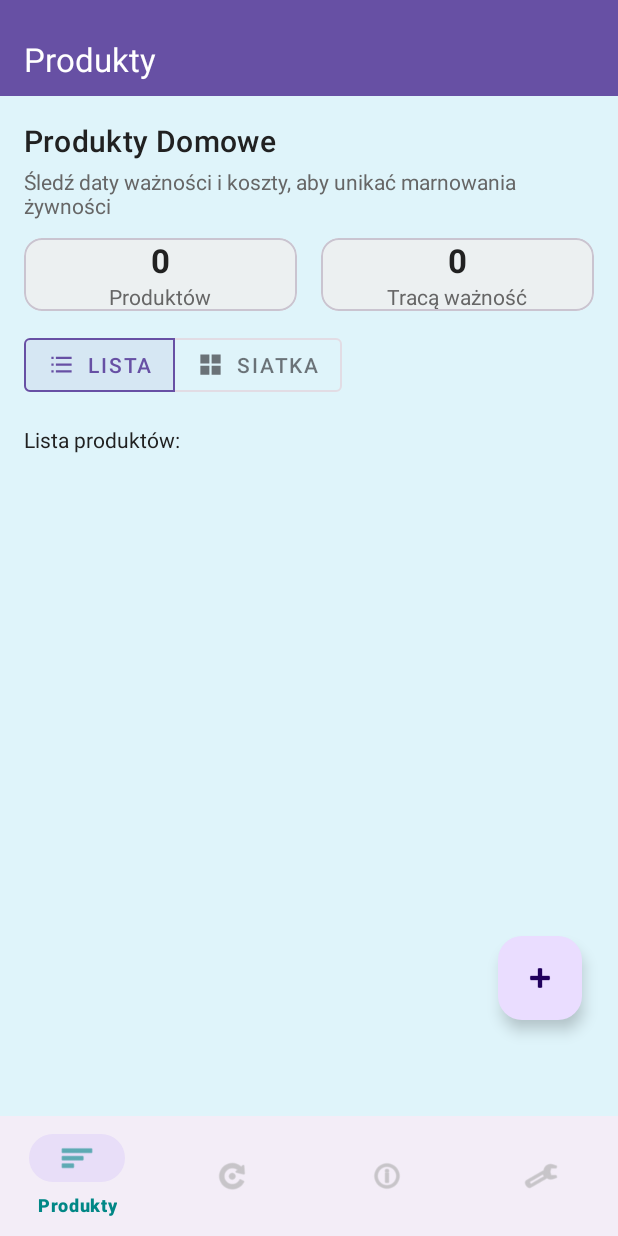
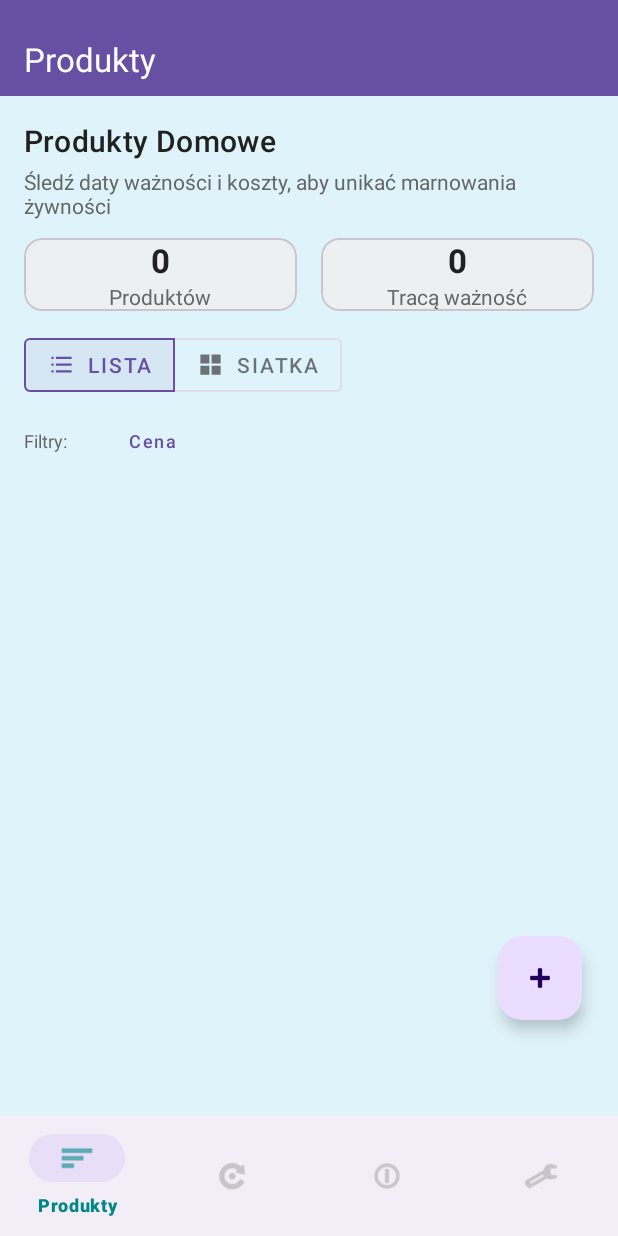
Before and after one commit to Halcik/Asystent_Ekologiczny, an Android app: the screen it shows after launch (MainActivity), on a phone screen of 412 x 824 dp. Run offline under Robolectric (Android 15) with nearby library versions, the phone set to English and light mode, and no system bars.

Commit message:
Adding filter product by price

```diff
--- a/app/src/main/java/com/example/asystent_ekologiczny/ProductsFragment.java
+++ b/app/src/main/java/com/example/asystent_ekologiczny/ProductsFragment.java
@@ -15,6 +15,7 @@ import androidx.recyclerview.widget.LinearLayoutManager;
 import androidx.recyclerview.widget.RecyclerView;
 
 import com.google.android.material.button.MaterialButtonToggleGroup;
+import com.google.android.material.button.MaterialButton; // dodane
 import com.google.android.material.floatingactionbutton.FloatingActionButton;
 import com.google.android.material.bottomnavigation.BottomNavigationView;
 
@@ -28,6 +29,8 @@ import java.util.Locale;
 public class ProductsFragment extends Fragment {
     public static final String TAG = "ProductsFragment";
     private static final String KEY_GRID = "grid_mode";
+    private static final String KEY_SORT_ACTIVE = "sort_active";
+    private static final String KEY_SORT_ASC = "sort_asc";
 
     private ProductDbHelper dbHelper;
     private RecyclerView recyclerView;
@@ -41,11 +44,20 @@ public class ProductsFragment extends Fragment {
     private boolean suppressNextFullReload = false; // flaga pomijająca pełne odświeżenie po dodaniu
     private int totalCount = 0; // nowe liczniki
     private int expiringCount = 0;
+    private boolean priceSortActive = false; // czy aktywne sortowanie po cenie
+    private boolean priceSortAscending = true; // kierunek sortowania
+    private MaterialButton btnSortPrice; // przycisk sortowania
 
     @Nullable
     @Override
     public View onCreateView(@NonNull LayoutInflater inflater, @Nullable ViewGroup container, @Nullable Bundle savedInstanceState) {
         return inflater.inflate(R.layout.fragment_products, container, false);
+    }
+
+    @Override
+    public void onCreate(@Nullable Bundle savedInstanceState) {
+        super.onCreate(savedInstanceState);
+        // usunięto setHasOptionsMenu – sortowanie przeniesione do przycisku w layoucie
     }
 
     @Override
@@ -62,6 +74,8 @@ public class ProductsFragment extends Fragment {
 
         if (savedInstanceState != null) {
             isGrid = savedInstanceState.getBoolean(KEY_GRID, false);
+            priceSortActive = savedInstanceState.getBoolean(KEY_SORT_ACTIVE, false);
+            priceSortAscending = savedInstanceState.getBoolean(KEY_SORT_ASC, true);
         }
         applyLayoutManager();
         adapter = new ProductAdapter((FragmentActivity) requireActivity(), new java.util.ArrayList<>());
@@ -87,9 +101,33 @@ public class ProductsFragment extends Fragment {
                         isGrid = newGrid;
                         applyLayoutManager();
                         adapter.setGridMode(isGrid);
-                        requireActivity().invalidateOptionsMenu();
+                        // usunięto invalidateOptionsMenu
                     }
                 }
+            });
+        }
+        btnSortPrice = view.findViewById(R.id.btn_sort_price);
+        if (btnSortPrice != null) {
+            updateSortButtonUi();
+            btnSortPrice.setOnClickListener(v -> {
+                if (!priceSortActive) {
+                    priceSortActive = true; // pierwsze kliknięcie – aktywuj sortowanie rosnące
+                    priceSortAscending = true;
+                } else {
+                    priceSortAscending = !priceSortAscending; // kolejne kliknięcia zmieniają kierunek
+                }
+                if (adapter != null) adapter.sortByPrice(priceSortAscending);
+                updateSortButtonUi();
+            });
+            btnSortPrice.setOnLongClickListener(v -> {
+                // Dodatkowo: długie przytrzymanie wyłącza sortowanie (opcjonalne ułatwienie)
+                if (priceSortActive) {
+                    priceSortActive = false;
+                    priceSortAscending = true; // reset kierunku
+                    loadProducts(); // załaduj w oryginalnej kolejności (po ID DESC)
+                    updateSortButtonUi();
+                }
+                return true;
             });
         }
         loadProducts();
@@ -118,6 +156,8 @@ public class ProductsFragment extends Fragment {
     public void onSaveInstanceState(@NonNull Bundle outState) {
         super.onSaveInstanceState(outState);
         outState.putBoolean(KEY_GRID, isGrid);
+        outState.putBoolean(KEY_SORT_ACTIVE, priceSortActive);
+        outState.putBoolean(KEY_SORT_ASC, priceSortAscending);
     }
 
     private void openAddProduct() {
@@ -146,6 +186,9 @@ public class ProductsFragment extends Fragment {
             }
         }
         adapter.replaceData(products);
+        if (priceSortActive) {
+            adapter.sortByPrice(priceSortAscending);
+        }
         totalCount = products.size();
         expiringCount = newExpiring;
         updateCounters();
@@ -188,7 +231,14 @@ public class ProductsFragment extends Fragment {
         if (!isAdded()) return;
         Product p = dbHelper.getProductById(id);
         if (p == null || adapter == null) return;
-        adapter.addProductAtTop(p);
+        if (priceSortActive) {
+            // jeśli sortowanie aktywne – dodaj na koniec i przesortuj cały zbiór
+            adapter.addProductAtTop(p); // wstaw tymczasowo
+            adapter.sortByPrice(priceSortAscending); // uporządkuj ponownie
+        } else {
+            adapter.addProductAtTop(p);
+            animateFirstItem(); // animacja tylko przy braku sortowania (bo w sortowaniu mogłaby zmienić miejsce)
+        }
         totalCount += 1;
         if (p.getExpirationDate() != null && !p.getExpirationDate().isEmpty()) {
             try {
@@ -204,7 +254,9 @@ public class ProductsFragment extends Fragment {
         }
         updateCounters();
         suppressNextFullReload = true;
-        animateFirstItem(); // ręczna animacja
+        if (!priceSortActive) {
+            // animacja już wykonana jeśli brak sortowania
+        }
     }
 
     private void animateFirstItem() {
@@ -239,4 +291,20 @@ public class ProductsFragment extends Fragment {
         tvTotal.setText(String.valueOf(totalCount));
         tvExpiring.setText(String.valueOf(expiringCount));
     }
+
+    private void updateSortButtonUi() {
+        if (btnSortPrice == null) return;
+        if (!priceSortActive) {
+            btnSortPrice.setText("Cena");
+            btnSortPrice.setIcon(null); // brak ikony w stanie nieaktywnym
+        } else {
+            if (priceSortAscending) {
+                btnSortPrice.setText("Cena ↑");
+                btnSortPrice.setIcon(requireContext().getDrawable(android.R.drawable.arrow_up_float));
+            } else {
+                btnSortPrice.setText("Cena ↓");
+                btnSortPrice.setIcon(requireContext().getDrawable(android.R.drawable.arrow_down_float));
+            }
+        }
+    }
 }
--- a/app/src/main/res/layout/fragment_products.xml
+++ b/app/src/main/res/layout/fragment_products.xml
@@ -95,7 +95,7 @@
             </com.google.android.material.card.MaterialCardView>
         </LinearLayout>
 
-        <!-- Przełącznik widoku lista/siatka -->
+        <!-- ZAMIANA: blok z przełącznikiem widoku (bez przycisku sortowania) -->
         <com.google.android.material.button.MaterialButtonToggleGroup
             android:id="@+id/view_mode_toggle"
             android:layout_width="wrap_content"
@@ -127,25 +127,52 @@
                 app:iconSize="18dp" />
         </com.google.android.material.button.MaterialButtonToggleGroup>
 
-        <TextView
-            android:id="@+id/list_header"
-            android:layout_width="wrap_content"
+        <!-- Pasek filtrów -->
+        <LinearLayout
+            android:id="@+id/filters_bar"
+            android:layout_width="match_parent"
             android:layout_height="wrap_content"
-            android:layout_marginTop="16dp"
-            android:text="Lista produktów:"
-            android:textColor="@color/text_primary" />
+            android:layout_marginTop="8dp"
+            android:orientation="horizontal"
+            android:gravity="center_vertical">
 
+            <TextView
+                android:id="@+id/filters_label"
+                android:layout_width="wrap_content"
+                android:layout_height="wrap_content"
+                android:text="Filtry:"
+                android:textSize="12sp"
+                android:textColor="@color/text_secondary" />
+
+            <com.google.android.material.button.MaterialButton
+                android:id="@+id/btn_sort_price"
+                style="@style/Widget.MaterialComponents.Button.TextButton"
+                android:layout_width="wrap_content"
+                android:layout_height="wrap_content"
+                android:layout_marginStart="12dp"
+                android:minHeight="32dp"
+                android:paddingStart="8dp"
+                android:paddingEnd="8dp"
+                android:text="Cena"
+                android:textAllCaps="false"
+                android:textSize="12sp"
+                app:iconGravity="textStart"
+                app:iconPadding="4dp" />
+        </LinearLayout>
+
+        <!-- Lista -->
         <androidx.recyclerview.widget.RecyclerView
             android:id="@+id/products_list"
             android:layout_width="match_parent"
             android:layout_height="0dp"
-            android:layout_marginTop="8dp"
+            android:layout_marginTop="12dp"
             android:layout_weight="1"
             android:clipToPadding="false"
             android:paddingBottom="@dimen/scroll_bottom_margin" />
 
     </LinearLayout>
 
+    <!-- FAB -->
     <com.google.android.material.floatingactionbutton.FloatingActionButton
         android:id="@+id/fab_add_product"
         android:layout_width="wrap_content"
```
Also changed, not shown: app/src/main/java/com/example/asystent_ekologiczny/ProductAdapter.java (+8 -0 lines), app/src/main/res/menu/menu_products.xml (added, +9 -0 lines).
